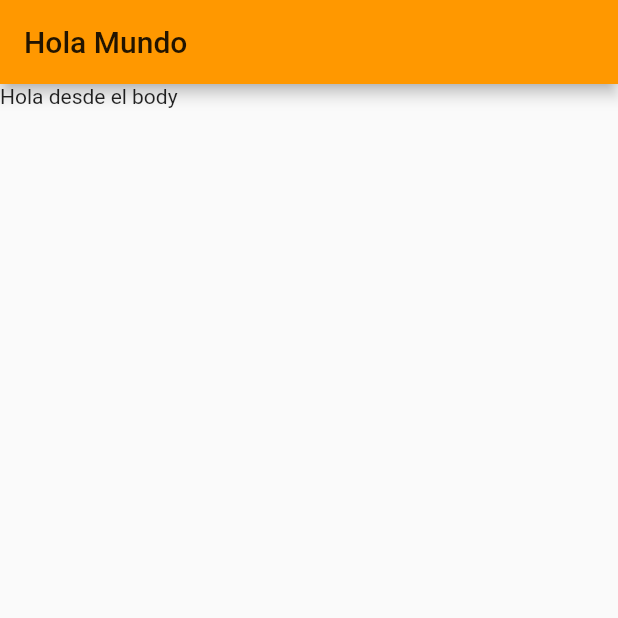
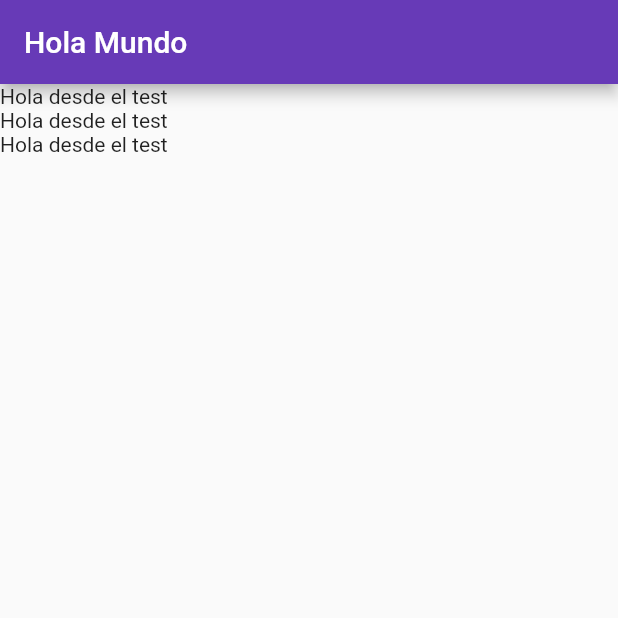
Before and after one commit to AlejoRMinetti/flutter-twt-tutorial, a Flutter app: the screen it shows after launch, on a phone screen of 412 x 824 dp, the top half of it. Run offline on Flutter 3.47's test engine with Material 2 defaults, Android fonts, the phone set to English and light mode, and no system bars.

Commit message:
Column test

```diff
--- a/lib/main.dart
+++ b/lib/main.dart
@@ -11,7 +11,7 @@ class MyApp extends StatelessWidget {
     return MaterialApp(
       title: 'Tim & CHAMA App',
       theme: ThemeData(
-        primarySwatch: Colors.orange,
+        primarySwatch: Colors.deepPurple,
         visualDensity: VisualDensity.adaptivePlatformDensity,
       ),
       home: MyHomePage(),
@@ -26,7 +26,16 @@ class MyHomePage extends StatelessWidget {
       appBar: AppBar(
         title: Text('Hola Mundo'),
       ),
-      body: Text("Hola desde el body"),
+      body: Column(
+        children: [ TestWidget(), TestWidget(), TestWidget()],
+      ),
     );
   }
 }
+
+class TestWidget extends StatelessWidget {
+  @override
+  Widget build(BuildContext context) {
+    return Text("Hola desde el test");
+  }
+}
```
